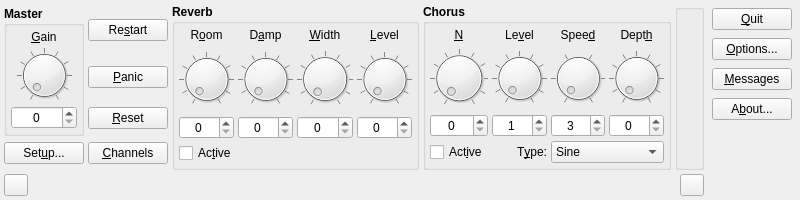
Old version of the form src/qsynthMainForm.ui in the repository rncbc/qsynth.
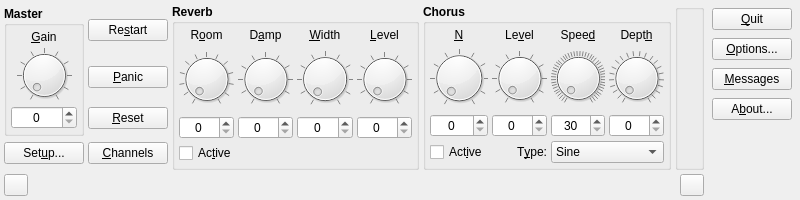
New version of the form. Icons and pictures are not drawn. Custom widgets are drawn as their Qt base class.

Diff of the .ui file:
```diff
--- a/src/qsynthMainForm.ui
+++ b/src/qsynthMainForm.ui
@@ -630,7 +630,7 @@
            <string>Reverb Room Size</string>
           </property>
           <property name="maximum" >
-           <number>100</number>
+           <number>120</number>
           </property>
           <property name="orientation" >
            <enum>Qt::Horizontal</enum>
@@ -861,9 +861,6 @@
           <property name="maximum" >
            <number>100</number>
           </property>
-          <property name="minimum" >
-           <number>1</number>
-          </property>
          </widget>
         </item>
         <item row="1" column="2" >
@@ -878,10 +875,10 @@
            <string>Chorus Speed (Hz)</string>
           </property>
           <property name="minimum" >
-           <number>3</number>
+           <number>30</number>
           </property>
           <property name="maximum" >
-           <number>50</number>
+           <number>500</number>
           </property>
           <property name="orientation" >
            <enum>Qt::Horizontal</enum>
@@ -934,10 +931,10 @@
            <set>Qt::AlignHCenter</set>
           </property>
           <property name="maximum" >
-           <number>50</number>
+           <number>500</number>
           </property>
           <property name="minimum" >
-           <number>3</number>
+           <number>30</number>
           </property>
          </widget>
         </item>
@@ -953,7 +950,7 @@
            <string>Chorus Depth (ms)</string>
           </property>
           <property name="maximum" >
-           <number>100</number>
+           <number>210</number>
           </property>
           <property name="orientation" >
            <enum>Qt::Horizontal</enum>
```
Left out of the diff: 11 changed lines with no effect on the pictures.
